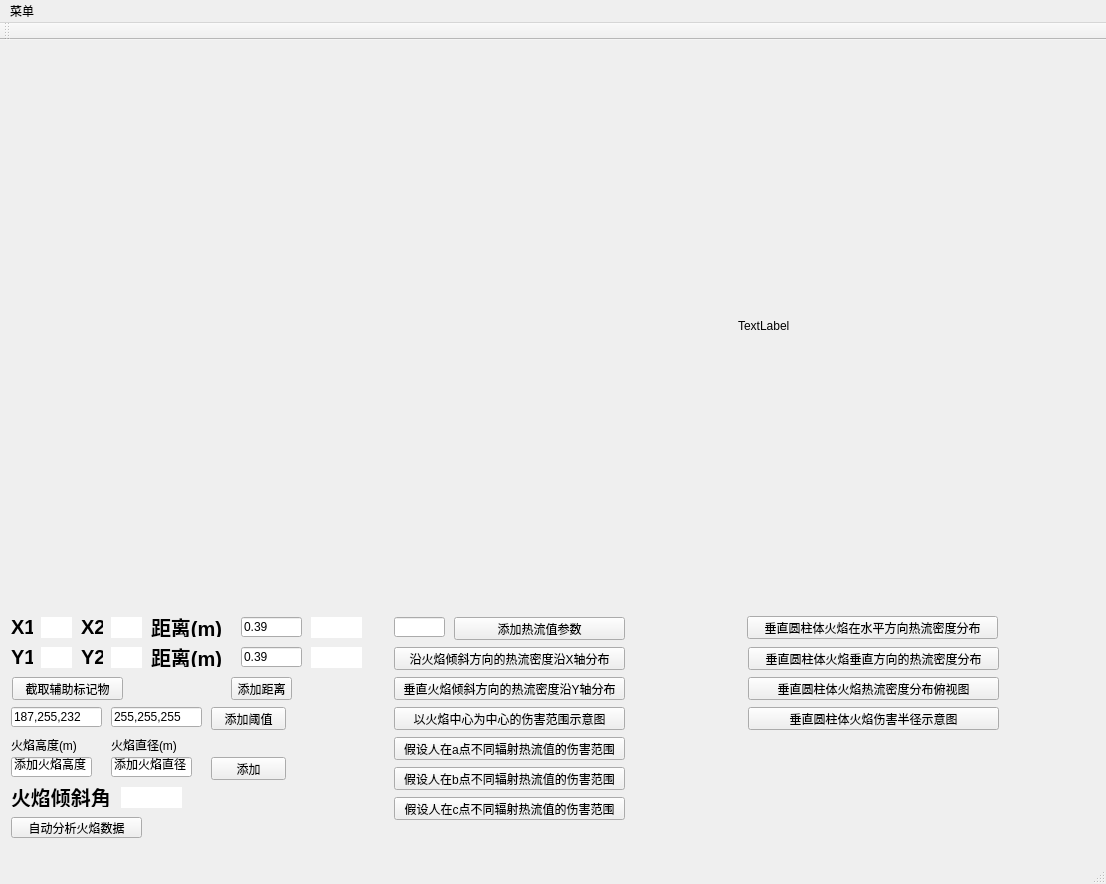
This is mainUI.ui in yurunyang1998/FIreAnalysis as Qt 5 draws it before an edit. The edited form follows.
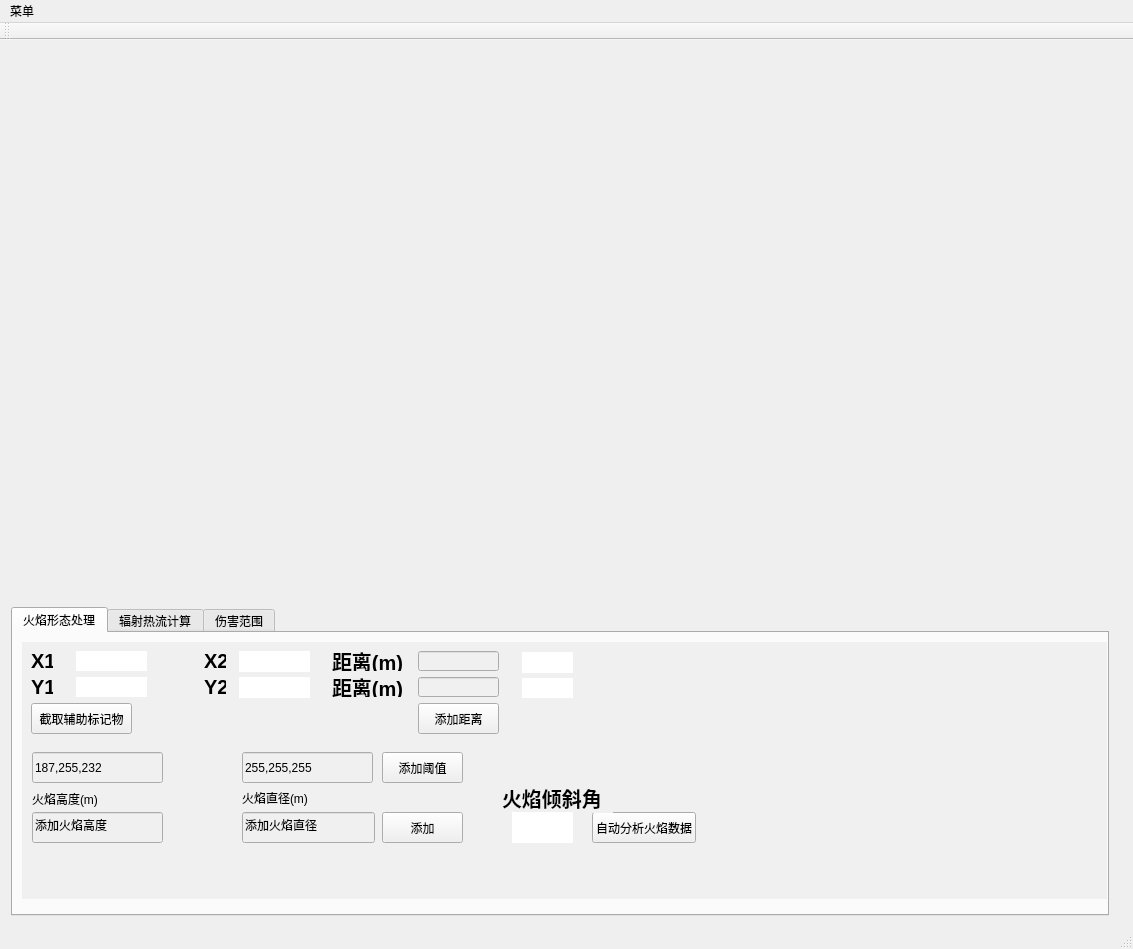
This is the edited form. Custom widgets are drawn as their Qt base class.

Commit message: 添加了登录页面，重新设计了布布局

Patch:
```diff
--- a/mainUI.ui
+++ b/mainUI.ui
@@ -9,8 +9,8 @@
    <rect>
     <x>0</x>
     <y>0</y>
-    <width>1106</width>
-    <height>884</height>
+    <width>1133</width>
+    <height>949</height>
    </rect>
   </property>
   <property name="windowTitle">
@@ -18,75 +18,57 @@
   </property>
   <widget class="QWidget" name="centralWidget">
    <layout class="QGridLayout" name="gridLayout">
-    <item row="1" column="2">
-     <widget class="QWidget" name="widget_5" native="true">
+    <item row="0" column="2" colspan="2">
+     <widget class="QLabel" name="label_15">
       <property name="minimumSize">
        <size>
-        <width>200</width>
-        <height>150</height>
+        <width>0</width>
+        <height>0</height>
        </size>
       </property>
-      <widget class="QPushButton" name="pushButton_5">
-       <property name="geometry">
-        <rect>
-         <x>9</x>
-         <y>9</y>
-         <width>251</width>
-         <height>23</height>
-        </rect>
+      <property name="maximumSize">
+       <size>
+        <width>800</width>
+        <height>16999</height>
+       </size>
        </property>
        <property name="text">
-        <string>垂直圆柱体火焰在水平方向热流密度分布</string>
-       </property>
-      </widget>
-      <widget class="QPushButton" name="pushButton_14">
-       <property name="geometry">
-        <rect>
-         <x>10</x>
-         <y>100</y>
-         <width>251</width>
-         <height>23</height>
-        </rect>
-       </property>
-       <property name="text">
-        <string>垂直圆柱体火焰伤害半径示意图</string>
-       </property>
-      </widget>
-      <widget class="QPushButton" name="pushButton_15">
-       <property name="geometry">
-        <rect>
-         <x>10</x>
-         <y>70</y>
-         <width>251</width>
-         <height>23</height>
-        </rect>
-       </property>
-       <property name="text">
-        <string>垂直圆柱体火焰热流密度分布俯视图</string>
-       </property>
-      </widget>
-      <widget class="QPushButton" name="pushButton_16">
-       <property name="geometry">
-        <rect>
-         <x>10</x>
-         <y>40</y>
-         <width>251</width>
-         <height>23</height>
-        </rect>
-       </property>
-       <property name="text">
-        <string>垂直圆柱体火焰垂直方向的热流密度分布</string>
-       </property>
-      </widget>
+       <string/>
+      </property>
      </widget>
     </item>
-    <item row="1" column="0">
+    <item row="1" column="1">
+     <widget class="QTabWidget" name="tabWidget">
+      <property name="minimumSize">
+       <size>
+        <width>0</width>
+        <height>300</height>
+       </size>
+      </property>
+      <property name="currentIndex">
+       <number>0</number>
+      </property>
+      <widget class="QWidget" name="tab_3">
+       <attribute name="title">
+        <string>火焰形态处理</string>
+       </attribute>
      <widget class="QWidget" name="widget_2" native="true">
+        <property name="geometry">
+         <rect>
+          <x>9</x>
+          <y>9</y>
+          <width>1091</width>
+          <height>257</height>
+         </rect>
+        </property>
+        <property name="styleSheet">
+         <string notr="true">background-color: rgb(240, 240, 240);</string>
+        </property>
       <widget class="QLabel" name="label_3">
        <property name="geometry">
         <rect>
-         <x>70</x>
-         <y>10</y>
+           <x>182</x>
+           <y>9</y>
          <width>22</width>
          <height>20</height>
         </rect>
@@ -108,22 +90,19 @@
       <widget class="QLineEdit" name="lineEdit_2">
        <property name="geometry">
         <rect>
-         <x>230</x>
-         <y>40</y>
-         <width>61</width>
+           <x>396</x>
+           <y>35</y>
+           <width>81</width>
          <height>20</height>
         </rect>
        </property>
-       <property name="text">
-        <string>0.39</string>
-       </property>
       </widget>
       <widget class="QLabel" name="label_12">
        <property name="geometry">
         <rect>
-         <x>100</x>
-         <y>40</y>
-         <width>31</width>
+           <x>217</x>
+           <y>35</y>
+           <width>71</width>
          <height>21</height>
         </rect>
        </property>
@@ -137,10 +116,10 @@
       <widget class="QLabel" name="label_8">
        <property name="geometry">
         <rect>
-         <x>30</x>
-         <y>10</y>
-         <width>31</width>
-         <height>21</height>
+           <x>54</x>
+           <y>9</y>
+           <width>71</width>
+           <height>20</height>
         </rect>
        </property>
        <property name="styleSheet">
@@ -153,8 +132,8 @@
       <widget class="QLabel" name="label_2">
        <property name="geometry">
         <rect>
-         <x>0</x>
-         <y>40</y>
+           <x>9</x>
+           <y>35</y>
          <width>22</width>
          <height>20</height>
         </rect>
@@ -176,8 +155,8 @@
       <widget class="QLabel" name="label_4">
        <property name="geometry">
         <rect>
-         <x>70</x>
-         <y>40</y>
+           <x>182</x>
+           <y>35</y>
          <width>22</width>
          <height>20</height>
         </rect>
@@ -199,10 +178,10 @@
       <widget class="QLabel" name="label_11">
        <property name="geometry">
         <rect>
-         <x>30</x>
-         <y>40</y>
-         <width>31</width>
-         <height>21</height>
+           <x>54</x>
+           <y>35</y>
+           <width>71</width>
+           <height>20</height>
         </rect>
        </property>
        <property name="styleSheet">
@@ -215,9 +194,9 @@
       <widget class="QLabel" name="label_9">
        <property name="geometry">
         <rect>
-         <x>140</x>
-         <y>10</y>
-         <width>91</width>
+           <x>310</x>
+           <y>9</y>
+           <width>75</width>
          <height>20</height>
         </rect>
        </property>
@@ -238,8 +217,8 @@
       <widget class="QLabel" name="label">
        <property name="geometry">
         <rect>
-         <x>0</x>
-         <y>10</y>
+           <x>9</x>
+           <y>9</y>
          <width>22</width>
          <height>20</height>
         </rect>
@@ -261,9 +240,9 @@
       <widget class="QLabel" name="label_10">
        <property name="geometry">
         <rect>
-         <x>140</x>
-         <y>40</y>
-         <width>91</width>
+           <x>310</x>
+           <y>35</y>
+           <width>75</width>
          <height>20</height>
         </rect>
        </property>
@@ -284,22 +263,19 @@
       <widget class="QLineEdit" name="lineEdit">
        <property name="geometry">
         <rect>
-         <x>230</x>
-         <y>10</y>
-         <width>61</width>
+           <x>396</x>
+           <y>9</y>
+           <width>81</width>
          <height>20</height>
         </rect>
        </property>
-       <property name="text">
-        <string>0.39</string>
-       </property>
       </widget>
       <widget class="QLabel" name="label_5">
        <property name="geometry">
         <rect>
-         <x>100</x>
-         <y>10</y>
-         <width>31</width>
+           <x>217</x>
+           <y>9</y>
+           <width>71</width>
          <height>21</height>
         </rect>
        </property>
@@ -313,12 +289,15 @@
       <widget class="QPushButton" name="pushButton">
        <property name="geometry">
         <rect>
-         <x>1</x>
-         <y>70</y>
-         <width>111</width>
-         <height>23</height>
-        </rect>
-       </property>
+           <x>9</x>
+           <y>61</y>
+           <width>101</width>
+           <height>31</height>
+          </rect>
+         </property>
+         <property name="styleSheet">
+          <string notr="true">border-color: rgb(0, 0, 0);</string>
+         </property>
        <property name="text">
         <string>截取辅助标记物</string>
        </property>
@@ -326,10 +305,10 @@
       <widget class="QPushButton" name="pushButton_6">
        <property name="geometry">
         <rect>
-         <x>220</x>
-         <y>70</y>
-         <width>61</width>
-         <height>23</height>
+           <x>396</x>
+           <y>61</y>
+           <width>81</width>
+           <height>31</height>
         </rect>
        </property>
        <property name="text">
@@ -339,7 +318,7 @@
       <widget class="QLabel" name="label_7">
        <property name="geometry">
         <rect>
-         <x>300</x>
+           <x>500</x>
          <y>10</y>
          <width>51</width>
          <height>21</height>
@@ -355,10 +334,10 @@
       <widget class="QLabel" name="label_13">
        <property name="geometry">
         <rect>
-         <x>300</x>
-         <y>40</y>
+           <x>500</x>
+           <y>36</y>
          <width>51</width>
-         <height>21</height>
+           <height>20</height>
         </rect>
        </property>
        <property name="styleSheet">
@@ -371,12 +350,15 @@
       <widget class="QLineEdit" name="lineEdit_3">
        <property name="geometry">
         <rect>
-         <x>0</x>
-         <y>100</y>
-         <width>91</width>
-         <height>20</height>
-        </rect>
-       </property>
+           <x>10</x>
+           <y>110</y>
+           <width>131</width>
+           <height>31</height>
+          </rect>
+         </property>
+         <property name="styleSheet">
+          <string notr="true">font: 12pt &quot;Arial&quot;;</string>
+         </property>
        <property name="text">
         <string>187,255,232</string>
        </property>
@@ -384,12 +366,15 @@
       <widget class="QLineEdit" name="lineEdit_4">
        <property name="geometry">
         <rect>
-         <x>100</x>
-         <y>100</y>
-         <width>91</width>
-         <height>20</height>
-        </rect>
-       </property>
+           <x>220</x>
+           <y>110</y>
+           <width>131</width>
+           <height>31</height>
+          </rect>
+         </property>
+         <property name="styleSheet">
+          <string notr="true">font: 12pt &quot;Arial&quot;;</string>
+         </property>
        <property name="text">
         <string>255,255,255</string>
        </property>
@@ -397,10 +382,10 @@
       <widget class="QLabel" name="label_14">
        <property name="geometry">
         <rect>
-         <x>40</x>
-         <y>150</y>
-         <width>54</width>
-         <height>12</height>
+           <x>148</x>
+           <y>137</y>
+           <width>16</width>
+           <height>16</height>
         </rect>
        </property>
        <property name="text">
@@ -410,12 +395,15 @@
       <widget class="QPushButton" name="pushButton_7">
        <property name="geometry">
         <rect>
-         <x>200</x>
-         <y>100</y>
-         <width>75</width>
-         <height>23</height>
-        </rect>
-       </property>
+           <x>360</x>
+           <y>110</y>
+           <width>81</width>
+           <height>31</height>
+          </rect>
+         </property>
+         <property name="styleSheet">
+          <string notr="true">font: 87 12pt &quot;Arial Black&quot;;</string>
+         </property>
        <property name="text">
         <string>添加阈值</string>
        </property>
@@ -423,12 +411,15 @@
       <widget class="QLineEdit" name="lineEdit_5">
        <property name="geometry">
         <rect>
-         <x>0</x>
-         <y>150</y>
-         <width>81</width>
-         <height>20</height>
-        </rect>
-       </property>
+           <x>10</x>
+           <y>170</y>
+           <width>131</width>
+           <height>31</height>
+          </rect>
+         </property>
+         <property name="styleSheet">
+          <string notr="true">font: 12pt &quot;Arial&quot;;</string>
+         </property>
        <property name="text">
         <string>添加火焰高度</string>
        </property>
@@ -436,12 +427,15 @@
       <widget class="QLineEdit" name="lineEdit_6">
        <property name="geometry">
         <rect>
-         <x>100</x>
-         <y>150</y>
-         <width>81</width>
-         <height>20</height>
-        </rect>
-       </property>
+           <x>220</x>
+           <y>170</y>
+           <width>133</width>
+           <height>31</height>
+          </rect>
+         </property>
+         <property name="styleSheet">
+          <string notr="true">font: 12pt &quot;Arial&quot;;</string>
+         </property>
        <property name="text">
         <string>添加火焰直径</string>
        </property>
@@ -449,12 +443,15 @@
       <widget class="QPushButton" name="pushButton_8">
        <property name="geometry">
         <rect>
-         <x>200</x>
-         <y>150</y>
-         <width>75</width>
-         <height>23</height>
-        </rect>
-       </property>
+           <x>360</x>
+           <y>170</y>
+           <width>81</width>
+           <height>31</height>
+          </rect>
+         </property>
+         <property name="styleSheet">
+          <string notr="true">font: 87 12pt &quot;Arial Black&quot;;</string>
+         </property>
        <property name="text">
         <string>添加</string>
        </property>
@@ -462,10 +459,10 @@
       <widget class="QPushButton" name="pushButton_9">
        <property name="geometry">
         <rect>
-         <x>0</x>
-         <y>210</y>
-         <width>131</width>
-         <height>21</height>
+           <x>570</x>
+           <y>170</y>
+           <width>104</width>
+           <height>31</height>
         </rect>
        </property>
        <property name="text">
@@ -475,10 +472,10 @@
       <widget class="QLabel" name="label_16">
        <property name="geometry">
         <rect>
-         <x>0</x>
-         <y>130</y>
-         <width>91</width>
-         <height>16</height>
+           <x>10</x>
+           <y>146</y>
+           <width>131</width>
+           <height>21</height>
         </rect>
        </property>
        <property name="text">
@@ -488,10 +485,10 @@
       <widget class="QLabel" name="label_17">
        <property name="geometry">
         <rect>
-         <x>100</x>
-         <y>130</y>
-         <width>91</width>
-         <height>16</height>
+           <x>220</x>
+           <y>145</y>
+           <width>101</width>
+           <height>21</height>
         </rect>
        </property>
        <property name="text">
@@ -501,10 +498,10 @@
       <widget class="QLabel" name="label_18">
        <property name="geometry">
         <rect>
-         <x>0</x>
-         <y>180</y>
+           <x>480</x>
+           <y>140</y>
          <width>111</width>
-         <height>20</height>
+           <height>31</height>
         </rect>
        </property>
        <property name="font">
@@ -524,10 +521,10 @@
       <widget class="QLabel" name="label_19">
        <property name="geometry">
         <rect>
-         <x>110</x>
-         <y>180</y>
+           <x>490</x>
+           <y>170</y>
          <width>61</width>
-         <height>21</height>
+           <height>31</height>
         </rect>
        </property>
        <property name="styleSheet">
@@ -538,8 +535,13 @@
        </property>
       </widget>
      </widget>
-    </item>
-    <item row="1" column="1">
+      </widget>
+      <widget class="QWidget" name="tab_4">
+       <attribute name="title">
+        <string>辐射热流计算</string>
+       </attribute>
+       <layout class="QHBoxLayout" name="horizontalLayout">
+        <item>
      <widget class="QWidget" name="widget_4" native="true">
       <property name="minimumSize">
        <size>
@@ -547,12 +549,15 @@
         <height>150</height>
        </size>
       </property>
+          <property name="styleSheet">
+           <string notr="true">background-color: rgb(240, 240, 240);</string>
+          </property>
       <widget class="QPushButton" name="pushButton_3">
        <property name="geometry">
         <rect>
-         <x>20</x>
-         <y>40</y>
-         <width>231</width>
+             <x>280</x>
+             <y>20</y>
+             <width>251</width>
          <height>23</height>
         </rect>
        </property>
@@ -563,9 +568,9 @@
       <widget class="QPushButton" name="pushButton_2">
        <property name="geometry">
         <rect>
-         <x>20</x>
-         <y>70</y>
-         <width>231</width>
+             <x>280</x>
+             <y>60</y>
+             <width>251</width>
          <height>23</height>
         </rect>
        </property>
@@ -573,12 +578,84 @@
         <string>垂直火焰倾斜方向的热流密度沿Y轴分布</string>
        </property>
       </widget>
+          <widget class="QPushButton" name="pushButton_16">
+           <property name="geometry">
+            <rect>
+             <x>10</x>
+             <y>60</y>
+             <width>251</width>
+             <height>23</height>
+            </rect>
+           </property>
+           <property name="text">
+            <string>垂直圆柱体火焰垂直方向的热流密度分布</string>
+           </property>
+          </widget>
+          <widget class="QPushButton" name="pushButton_15">
+           <property name="geometry">
+            <rect>
+             <x>10</x>
+             <y>100</y>
+             <width>251</width>
+             <height>23</height>
+            </rect>
+           </property>
+           <property name="text">
+            <string>垂直圆柱体火焰热流密度分布俯视图</string>
+           </property>
+          </widget>
+          <widget class="QPushButton" name="pushButton_5">
+           <property name="geometry">
+            <rect>
+             <x>10</x>
+             <y>20</y>
+             <width>251</width>
+             <height>23</height>
+            </rect>
+           </property>
+           <property name="text">
+            <string>垂直圆柱体火焰在水平方向热流密度分布</string>
+           </property>
+          </widget>
+         </widget>
+        </item>
+       </layout>
+      </widget>
+      <widget class="QWidget" name="tab_5">
+       <attribute name="title">
+        <string>伤害范围</string>
+       </attribute>
+       <layout class="QHBoxLayout" name="horizontalLayout_2">
+        <item>
+         <widget class="QWidget" name="widget_5" native="true">
+          <property name="minimumSize">
+           <size>
+            <width>200</width>
+            <height>150</height>
+           </size>
+          </property>
+          <property name="styleSheet">
+           <string notr="true">background-color: rgb(240, 240, 240);</string>
+          </property>
+          <widget class="QPushButton" name="pushButton_14">
+           <property name="geometry">
+            <rect>
+             <x>10</x>
+             <y>60</y>
+             <width>251</width>
+             <height>23</height>
+            </rect>
+           </property>
+           <property name="text">
+            <string>垂直圆柱体火焰伤害半径示意图</string>
+           </property>
+          </widget>
       <widget class="QPushButton" name="pushButton_4">
        <property name="geometry">
         <rect>
-         <x>20</x>
+             <x>10</x>
          <y>100</y>
-         <width>231</width>
+             <width>251</width>
          <height>23</height>
         </rect>
        </property>
@@ -586,38 +663,12 @@
         <string>以火焰中心为中心的伤害范围示意图</string>
        </property>
       </widget>
-      <widget class="QPushButton" name="pushButton_10">
-       <property name="geometry">
-        <rect>
-         <x>20</x>
-         <y>130</y>
-         <width>231</width>
-         <height>23</height>
-        </rect>
-       </property>
-       <property name="text">
-        <string>假设人在a点不同辐射热流值的伤害范围</string>
-       </property>
-      </widget>
-      <widget class="QPushButton" name="pushButton_11">
-       <property name="geometry">
-        <rect>
-         <x>20</x>
-         <y>160</y>
-         <width>231</width>
-         <height>23</height>
-        </rect>
-       </property>
-       <property name="text">
-        <string>假设人在b点不同辐射热流值的伤害范围</string>
-       </property>
-      </widget>
       <widget class="QPushButton" name="pushButton_12">
        <property name="geometry">
         <rect>
-         <x>20</x>
-         <y>190</y>
-         <width>231</width>
+             <x>300</x>
+             <y>100</y>
+             <width>251</width>
          <height>23</height>
         </rect>
        </property>
@@ -625,22 +676,51 @@
         <string>假设人在c点不同辐射热流值的伤害范围</string>
        </property>
       </widget>
+          <widget class="QPushButton" name="pushButton_11">
+           <property name="geometry">
+            <rect>
+             <x>300</x>
+             <y>60</y>
+             <width>251</width>
+             <height>23</height>
+            </rect>
+           </property>
+           <property name="text">
+            <string>假设人在b点不同辐射热流值的伤害范围</string>
+           </property>
+          </widget>
+          <widget class="QPushButton" name="pushButton_10">
+           <property name="geometry">
+            <rect>
+             <x>300</x>
+             <y>20</y>
+             <width>251</width>
+             <height>23</height>
+            </rect>
+           </property>
+           <property name="text">
+            <string>假设人在a点不同辐射热流值的伤害范围</string>
+           </property>
+          </widget>
       <widget class="QLineEdit" name="lineEdit_7">
        <property name="geometry">
         <rect>
-         <x>20</x>
-         <y>10</y>
+             <x>10</x>
+             <y>20</y>
          <width>51</width>
          <height>20</height>
         </rect>
        </property>
+           <property name="styleSheet">
+            <string notr="true">background-color: rgb(255, 255, 255);</string>
+           </property>
       </widget>
       <widget class="QPushButton" name="pushButton_13">
        <property name="geometry">
         <rect>
-         <x>80</x>
-         <y>10</y>
-         <width>171</width>
+             <x>70</x>
+             <y>20</y>
+             <width>191</width>
          <height>23</height>
         </rect>
        </property>
@@ -650,7 +730,11 @@
       </widget>
      </widget>
     </item>
-    <item row="0" column="0" colspan="2">
+       </layout>
+      </widget>
+     </widget>
+    </item>
+    <item row="0" column="1">
      <widget class="VideoLabel" name="label_6">
       <property name="minimumSize">
        <size>
@@ -658,6 +742,12 @@
         <height>550</height>
        </size>
       </property>
+      <property name="maximumSize">
+       <size>
+        <width>800</width>
+        <height>16777215</height>
+       </size>
+      </property>
       <property name="autoFillBackground">
        <bool>true</bool>
       </property>
@@ -666,13 +756,6 @@
       </property>
      </widget>
     </item>
-    <item row="0" column="2">
-     <widget class="QLabel" name="label_15">
-      <property name="text">
-       <string>TextLabel</string>
-      </property>
-     </widget>
-    </item>
    </layout>
   </widget>
   <widget class="QStatusBar" name="statusBar"/>
@@ -692,7 +775,7 @@
     <rect>
      <x>0</x>
      <y>0</y>
-     <width>1106</width>
+     <width>1133</width>
      <height>23</height>
     </rect>
    </property>
```
Lines whose indentation alone changed are shown as unchanged. The commit also changes 6 other files.
